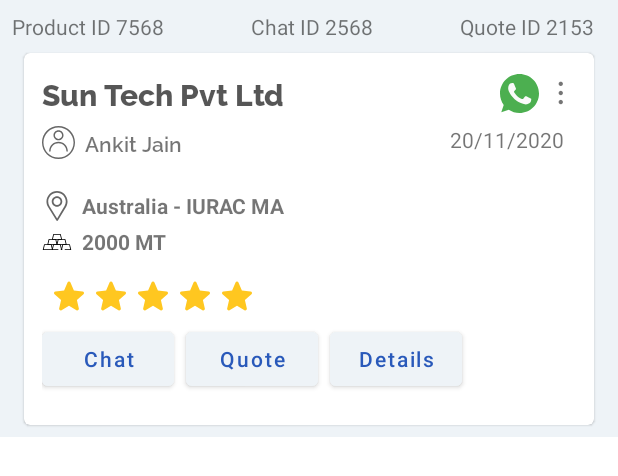
After one commit to Shabinder/internTask, an Android app: the layout sales_item.xml on its own in the app's theme, with its tools: preview values and no code run, on a phone screen of 412 x 824 dp. The commit adds this screen. Shown: the top 476 px of the screen. Run offline under Robolectric (Android 15) with nearby library versions, the phone set to English and light mode, and no system bars.

Commit message:
Completed All 3 Screens

```diff
--- a/app/src/main/java/dev/shabinder/intern/Adapter.kt
+++ b/app/src/main/java/dev/shabinder/intern/Adapter.kt
@@ -5,12 +5,12 @@ import android.view.ViewGroup
 import androidx.recyclerview.widget.RecyclerView
 import dev.shabinder.intern.R
 
-class Adapter(private val list:List<String>? = null):RecyclerView.Adapter<ViewHolder>() {
+class Adapter(private val layout:Int,private val list:List<String>? = null):RecyclerView.Adapter<ViewHolder>() {
 
     override fun getItemCount(): Int = list?.size ?: 10
 
     override fun onCreateViewHolder(parent: ViewGroup, viewType: Int): ViewHolder {
-        val textView  = LayoutInflater.from(parent.context).inflate(R.layout.offer_item,parent,false)
+        val textView  = LayoutInflater.from(parent.context).inflate(layout,parent,false)
         return ViewHolder(textView)
     }
 
--- a/app/src/main/java/dev/shabinder/intern/ui/offer/OffersFragment.kt
+++ b/app/src/main/java/dev/shabinder/intern/ui/offer/OffersFragment.kt
@@ -7,6 +7,7 @@ import android.view.View
 import android.view.ViewGroup
 import androidx.fragment.app.viewModels
 import dev.shabinder.intern.Adapter
+import dev.shabinder.intern.R
 import dev.shabinder.intern.databinding.FragmentOffersBinding
 
 class OffersFragment : Fragment() {
@@ -22,7 +23,7 @@ class OffersFragment : Fragment() {
             /*
             * Temp Adapter just for Demonstration
             * */
-            recyclerView.adapter = Adapter()
+            recyclerView.adapter = Adapter(R.layout.offer_item)
 
         }
         return binding.root
--- a/app/src/main/java/dev/shabinder/intern/ui/sales/SalesFragment.kt
+++ b/app/src/main/java/dev/shabinder/intern/ui/sales/SalesFragment.kt
@@ -5,7 +5,11 @@ import androidx.fragment.app.Fragment
 import android.view.LayoutInflater
 import android.view.View
 import android.view.ViewGroup
+import android.widget.Toast
 import androidx.fragment.app.viewModels
+import com.google.android.material.tabs.TabLayout
+import dev.shabinder.intern.Adapter
+import dev.shabinder.intern.R
 import dev.shabinder.intern.databinding.FragmentSalesBinding
 
 class SalesFragment : Fragment() {
@@ -17,7 +21,19 @@ class SalesFragment : Fragment() {
         inflater: LayoutInflater, container: ViewGroup?,
         savedInstanceState: Bundle?
     ): View {
-        binding = FragmentSalesBinding.inflate(inflater,container,false)
+        binding = FragmentSalesBinding.inflate(inflater,container,false).apply {
+            tabLayout.addOnTabSelectedListener(object : TabLayout.OnTabSelectedListener {
+                override fun onTabSelected(tab: TabLayout.Tab?) {
+                    when(tab?.position){
+                        0-> Toast.makeText(requireContext(),"Implementation Required",Toast.LENGTH_SHORT).show()
+                        else -> Toast.makeText(requireContext(),"Implementation Required",Toast.LENGTH_SHORT).show()
+                    }
+                }
+                override fun onTabReselected(tab: TabLayout.Tab?) {}
+                override fun onTabUnselected(tab: TabLayout.Tab?) {}
+            })
+            recyclerView.adapter = Adapter(R.layout.sales_item)
+        }
         return binding.root
     }
 }
--- /dev/null
+++ b/app/src/main/res/drawable/ic_bars.xml
@@ -0,0 +1,9 @@
+<vector android:height="20dp" android:viewportHeight="74"
+    android:viewportWidth="74" android:width="20dp" xmlns:android="http://schemas.android.com/apk/res/android">
+    <path android:fillColor="#FF000000" android:pathData="M48.4,31.744L25.6,31.744a1,1 0,0 1,-0.972 -1.24l3.081,-12.512a1,1 0,0 1,0.972 -0.761h16.63a1,1 0,0 1,0.972 0.761L49.368,30.5a1,1 0,0 1,-0.972 1.24ZM26.883,29.744L47.121,29.744L44.532,19.231L29.468,19.231Z"/>
+    <path android:fillColor="#FF000000" android:pathData="M59.793,44.256L37,44.256a1,1 0,0 1,-0.971 -1.239L39.11,30.5a1,1 0,0 1,0.972 -0.76h16.63a1,1 0,0 1,0.971 0.76l3.082,12.513a1,1 0,0 1,-0.972 1.239ZM38.276,42.256L58.517,42.256L55.928,31.744L40.865,31.744Z"/>
+    <path android:fillColor="#FF000000" android:pathData="M37,44.256L14.207,44.256a1,1 0,0 1,-0.972 -1.239L16.317,30.5a1,1 0,0 1,0.971 -0.76h16.63a1,1 0,0 1,0.972 0.76l3.081,12.513A1,1 0,0 1,37 44.256ZM15.483,42.256L35.724,42.256L33.135,31.744L18.072,31.744Z"/>
+    <path android:fillColor="#FF000000" android:pathData="M71,56.77H56.66a1,1 0,0 1,0 -2H69.724L67.136,44.26H52.073L49.486,54.77h0.174a1,1 0,0 1,0 2H48.21a1,1 0,0 1,-0.971 -1.239l3.08,-12.511a1,1 0,0 1,0.971 -0.76H67.92a1,1 0,0 1,0.971 0.761l3.08,12.51A1,1 0,0 1,71 56.77Z"/>
+    <path android:fillColor="#FF000000" android:pathData="M48.21,56.77H46.75a1,1 0,0 1,0 -2h0.184L44.347,44.26H29.274L26.687,54.77H39.75a1,1 0,0 1,0 2H25.41a1,1 0,0 1,-0.971 -1.239l3.08,-12.51a1,1 0,0 1,0.971 -0.761H45.13a1,1 0,0 1,0.971 0.76l3.08,12.511a1,1 0,0 1,-0.971 1.239Z"/>
+    <path android:fillColor="#FF000000" android:pathData="M25.793,56.769L3,56.769a1,1 0,0 1,-0.971 -1.239L5.11,43.017a1,1 0,0 1,0.972 -0.761h16.63a1,1 0,0 1,0.971 0.761L26.765,55.53a1,1 0,0 1,-0.972 1.239ZM4.276,54.769L24.517,54.769L21.928,44.256L6.865,44.256Z"/>
+</vector>
--- /dev/null
+++ b/app/src/main/res/drawable/ic_location.xml
@@ -0,0 +1,6 @@
+<vector android:height="20dp"
+    android:viewportHeight="512" android:viewportWidth="512"
+    android:width="20dp" xmlns:android="http://schemas.android.com/apk/res/android">
+    <path android:fillColor="#99000000" android:pathData="M256,0C156.748,0 76,80.748 76,180c0,33.534 9.289,66.26 26.869,94.652l142.885,230.257c2.737,4.411 7.559,7.091 12.745,7.091c0.04,0 0.079,0 0.119,0c5.231,-0.041 10.063,-2.804 12.75,-7.292L410.611,272.22C427.221,244.428 436,212.539 436,180C436,80.748 355.252,0 256,0zM384.866,256.818L258.272,468.186l-129.905,-209.34C113.734,235.214 105.8,207.95 105.8,180c0,-82.71 67.49,-150.2 150.2,-150.2S406.1,97.29 406.1,180C406.1,207.121 398.689,233.688 384.866,256.818z"/>
+    <path android:fillColor="#99000000" android:pathData="M256,90c-49.626,0 -90,40.374 -90,90c0,49.309 39.717,90 90,90c50.903,0 90,-41.233 90,-90C346,130.374 305.626,90 256,90zM256,240.2c-33.257,0 -60.2,-27.033 -60.2,-60.2c0,-33.084 27.116,-60.2 60.2,-60.2s60.1,27.116 60.1,60.2C316.1,212.683 289.784,240.2 256,240.2z"/>
+</vector>
--- /dev/null
+++ b/app/src/main/res/drawable/ic_star.xml
@@ -0,0 +1,5 @@
+<vector android:alpha="0.9" android:height="20dp"
+    android:viewportHeight="511" android:viewportWidth="511.98685"
+    android:width="20dp" xmlns:android="http://schemas.android.com/apk/res/android">
+    <path android:fillColor="#ffc107" android:pathData="m510.652,195.902c-3.352,-10.367 -12.547,-17.73 -23.426,-18.711l-147.773,-13.418 -58.434,-136.77c-4.309,-10.023 -14.121,-16.512 -25.023,-16.512s-20.715,6.488 -25.023,16.535l-58.434,136.746 -147.797,13.418c-10.859,1.004 -20.031,8.344 -23.402,18.711 -3.371,10.367 -0.258,21.738 7.957,28.906l111.699,97.961 -32.938,145.09c-2.41,10.668 1.73,21.695 10.582,28.094 4.758,3.438 10.324,5.188 15.938,5.188 4.84,0 9.641,-1.305 13.949,-3.883l127.469,-76.184 127.422,76.184c9.324,5.609 21.078,5.098 29.91,-1.305 8.855,-6.418 12.992,-17.449 10.582,-28.094l-32.938,-145.09 111.699,-97.941c8.215,-7.188 11.352,-18.539 7.98,-28.926zM510.652,195.902"/>
+</vector>
--- /dev/null
+++ b/app/src/main/res/drawable/ic_user.xml
@@ -0,0 +1,6 @@
+<vector android:height="22dp" android:viewportHeight="490.667"
+    android:viewportWidth="490.667" android:width="22dp" xmlns:android="http://schemas.android.com/apk/res/android">
+    <path android:fillColor="#99000000" android:pathData="M245.333,0C110.059,0 0,110.059 0,245.333s110.059,245.333 245.333,245.333s245.333,-110.059 245.333,-245.333S380.608,0 245.333,0zM245.333,469.333c-123.52,0 -224,-100.48 -224,-224s100.48,-224 224,-224s224,100.48 224,224S368.853,469.333 245.333,469.333z"/>
+    <path android:fillColor="#99000000" android:pathData="M245.333,234.667c-76.459,0 -138.667,62.208 -138.667,138.667c0,5.888 4.779,10.667 10.667,10.667S128,379.221 128,373.333C128,308.629 180.629,256 245.333,256s117.333,52.629 117.333,117.333c0,5.888 4.779,10.667 10.667,10.667c5.888,0 10.667,-4.779 10.667,-10.667C384,296.875 321.792,234.667 245.333,234.667z"/>
+    <path android:fillColor="#99000000" android:pathData="M245.333,64c-41.173,0 -74.667,33.493 -74.667,74.667s33.493,74.667 74.667,74.667S320,179.84 320,138.667S286.507,64 245.333,64zM245.333,192C215.936,192 192,168.064 192,138.667s23.936,-53.333 53.333,-53.333s53.333,23.936 53.333,53.333S274.731,192 245.333,192z"/>
+</vector>
--- /dev/null
+++ b/app/src/main/res/drawable/ic_whatsapp.xml
@@ -0,0 +1,6 @@
+<vector  android:height="26dp"
+    android:viewportHeight="512" android:viewportWidth="512"
+    android:width="26dp" xmlns:android="http://schemas.android.com/apk/res/android">
+    <path android:fillColor="#4CAF50" android:pathData="M256.064,0h-0.128l0,0C114.784,0 0,114.816 0,256c0,56 18.048,107.904 48.736,150.048l-31.904,95.104l98.4,-31.456C155.712,496.512 204,512 256.064,512C397.216,512 512,397.152 512,256S397.216,0 256.064,0z"/>
+    <path android:fillColor="#FAFAFA" android:pathData="M405.024,361.504c-6.176,17.44 -30.688,31.904 -50.24,36.128c-13.376,2.848 -30.848,5.12 -89.664,-19.264C189.888,347.2 141.44,270.752 137.664,265.792c-3.616,-4.96 -30.4,-40.48 -30.4,-77.216s18.656,-54.624 26.176,-62.304c6.176,-6.304 16.384,-9.184 26.176,-9.184c3.168,0 6.016,0.16 8.576,0.288c7.52,0.32 11.296,0.768 16.256,12.64c6.176,14.88 21.216,51.616 23.008,55.392c1.824,3.776 3.648,8.896 1.088,13.856c-2.4,5.12 -4.512,7.392 -8.288,11.744c-3.776,4.352 -7.36,7.68 -11.136,12.352c-3.456,4.064 -7.36,8.416 -3.008,15.936c4.352,7.36 19.392,31.904 41.536,51.616c28.576,25.44 51.744,33.568 60.032,37.024c6.176,2.56 13.536,1.952 18.048,-2.848c5.728,-6.176 12.8,-16.416 20,-26.496c5.12,-7.232 11.584,-8.128 18.368,-5.568c6.912,2.4 43.488,20.48 51.008,24.224c7.52,3.776 12.48,5.568 14.304,8.736C411.2,329.152 411.2,344.032 405.024,361.504z"/>
+</vector>
--- a/app/src/main/res/layout/fragment_sales.xml
+++ b/app/src/main/res/layout/fragment_sales.xml
@@ -1,9 +1,90 @@
 <?xml version="1.0" encoding="utf-8"?>
 <androidx.constraintlayout.widget.ConstraintLayout xmlns:android="http://schemas.android.com/apk/res/android"
+    xmlns:app="http://schemas.android.com/apk/res-auto"
     xmlns:tools="http://schemas.android.com/tools"
     android:layout_width="match_parent"
     android:layout_height="match_parent"
     tools:context=".ui.sales.SalesFragment">
 
+    <View
+        android:id="@+id/view"
+        android:layout_width="match_parent"
+        android:layout_height="70dp"
+        android:background="@color/colorPrimary"
+        app:layout_constraintEnd_toEndOf="parent"
+        app:layout_constraintStart_toStartOf="parent"
+        app:layout_constraintTop_toTopOf="parent" />
+
+    <ImageButton
+        android:id="@+id/imageButton"
+        android:layout_width="wrap_content"
+        android:layout_height="wrap_content"
+        android:layout_marginStart="8dp"
+        android:layout_marginTop="8dp"
+        android:onClick="goBack"
+        android:clickable="true"
+        app:tint="@color/white"
+        android:focusable="true"
+        android:backgroundTint="@color/transparent"
+        android:src="@drawable/ic_baseline_arrow_back_24"
+        app:layout_constraintStart_toStartOf="parent"
+        app:layout_constraintTop_toTopOf="parent"
+        tools:ignore="OnClick" />
+
+    <TextView
+        android:layout_width="wrap_content"
+        android:layout_height="wrap_content"
+        android:layout_marginStart="16dp"
+        android:layout_marginTop="8dp"
+        android:layout_marginBottom="8dp"
+        android:fontFamily="@font/raleway_semibold"
+        android:text="My Sales"
+        android:textColor="@color/white"
+        android:textSize="22sp"
+        android:textStyle="bold"
+        app:layout_constraintBottom_toBottomOf="@+id/imageButton"
+        app:layout_constraintStart_toEndOf="@+id/imageButton"
+        app:layout_constraintTop_toTopOf="@+id/imageButton" />
+
+    <com.google.android.material.tabs.TabLayout
+        android:id="@+id/tabLayout"
+        android:layout_width="match_parent"
+        android:layout_height="wrap_content"
+        app:layout_constraintEnd_toEndOf="parent"
+        app:layout_constraintStart_toStartOf="parent"
+        app:layout_constraintTop_toBottomOf="@+id/view"
+        app:tabGravity="fill"
+        app:tabIconTint="@null"
+        app:tabInlineLabel="true"
+        app:tabMode="fixed"
+        app:tabSelectedTextColor="@color/colorPrimary">
+
+        <com.google.android.material.tabs.TabItem
+            android:layout_width="wrap_content"
+            android:layout_height="wrap_content"
+            android:text="Sold" />
+
+        <com.google.android.material.tabs.TabItem
+            android:layout_width="wrap_content"
+            android:layout_height="wrap_content"
+            android:text="Delivered" />
+
+        <com.google.android.material.tabs.TabItem
+            android:layout_width="wrap_content"
+            android:layout_height="wrap_content"
+            android:text="Rated" />
+    </com.google.android.material.tabs.TabLayout>
+
+    <androidx.recyclerview.widget.RecyclerView
+        android:id="@+id/recyclerView"
+        android:layout_width="match_parent"
+        android:layout_height="0dp"
+        app:layoutManager="androidx.recyclerview.widget.LinearLayoutManager"
+        app:layout_constraintBottom_toBottomOf="parent"
+        app:layout_constraintEnd_toEndOf="parent"
+        app:layout_constraintStart_toStartOf="parent"
+        app:layout_constraintTop_toBottomOf="@+id/tabLayout"
+        tools:itemCount="5"
+        tools:listitem="@layout/sales_item" />
 
 </androidx.constraintlayout.widget.ConstraintLayout>
--- /dev/null
+++ b/app/src/main/res/layout/sales_item.xml
@@ -0,0 +1,243 @@
+<?xml version="1.0" encoding="utf-8"?>
+<androidx.constraintlayout.widget.ConstraintLayout xmlns:android="http://schemas.android.com/apk/res/android"
+    xmlns:app="http://schemas.android.com/apk/res-auto"
+    xmlns:tools="http://schemas.android.com/tools"
+    android:layout_width="match_parent"
+    android:layout_height="wrap_content"
+    android:background="@color/backAlt"
+    android:paddingStart="8dp"
+    android:paddingTop="8dp"
+    android:paddingEnd="8dp">
+
+    <TextView
+        android:id="@+id/requestId"
+        android:layout_width="wrap_content"
+        android:layout_height="wrap_content"
+        android:text="Product ID 7568"
+        app:layout_constraintStart_toStartOf="parent"
+        app:layout_constraintTop_toTopOf="parent" />
+
+    <TextView
+        android:id="@+id/chatID"
+        android:layout_width="wrap_content"
+        android:layout_height="wrap_content"
+        android:layout_marginStart="8dp"
+        android:layout_marginEnd="8dp"
+        android:text="Chat ID 2568"
+        app:layout_constraintEnd_toStartOf="@+id/timeStamp"
+        app:layout_constraintStart_toEndOf="@+id/requestId"
+        app:layout_constraintTop_toTopOf="parent" />
+
+    <TextView
+        android:id="@+id/timeStamp"
+        android:layout_width="wrap_content"
+        android:layout_height="wrap_content"
+        android:layout_marginEnd="8dp"
+        android:text="Quote ID 2153"
+        app:layout_constraintEnd_toEndOf="parent"
+        app:layout_constraintTop_toTopOf="parent" />
+
+    <com.google.android.material.card.MaterialCardView
+        android:layout_width="match_parent"
+        android:layout_height="wrap_content"
+        android:layout_margin="8dp"
+        app:layout_constraintBottom_toBottomOf="parent"
+        app:layout_constraintTop_toBottomOf="@+id/timeStamp"
+        tools:layout_editor_absoluteX="16dp">
+
+        <androidx.constraintlayout.widget.ConstraintLayout
+            android:layout_width="match_parent"
+            android:layout_height="wrap_content"
+            android:layout_margin="12dp"
+            android:elevation="4dp">
+
+            <TextView
+                android:id="@+id/companyName"
+                android:layout_width="wrap_content"
+                android:layout_height="wrap_content"
+                android:fontFamily="@font/raleway_extrabold"
+                android:text="Sun Tech Pvt Ltd"
+                android:textColor="#A9000000"
+                android:textSize="20sp"
+                android:textStyle="bold"
+                app:layout_constraintStart_toStartOf="parent"
+                app:layout_constraintTop_toTopOf="parent" />
+
+            <ImageView
+                android:id="@+id/imageView2"
+                android:layout_width="wrap_content"
+                android:layout_height="wrap_content"
+                android:layout_marginTop="2dp"
+                android:layout_marginEnd="12dp"
+                android:src="@drawable/ic_whatsapp"
+                app:layout_constraintEnd_toStartOf="@+id/status"
+                app:layout_constraintTop_toTopOf="parent" />
+
+            <TextView
+                android:id="@+id/status"
+                android:layout_width="wrap_content"
+                android:layout_height="wrap_content"
+                android:layout_marginEnd="8dp"
+                android:fontFamily="@font/nunito_sans_semibold"
+                android:text="@string/menuDots"
+                android:textSize="20sp"
+                app:layout_constraintEnd_toEndOf="parent"
+                app:layout_constraintTop_toTopOf="parent" />
+
+            <TextView
+                android:id="@+id/time"
+                android:layout_width="wrap_content"
+                android:layout_height="wrap_content"
+                android:layout_marginTop="8dp"
+                android:layout_marginEnd="8dp"
+                android:text="20/11/2020"
+                android:textSize="14sp"
+                app:layout_constraintEnd_toEndOf="parent"
+                app:layout_constraintTop_toBottomOf="@+id/imageView2" />
+
+            <TextView
+                android:id="@+id/location"
+                android:layout_width="wrap_content"
+                android:layout_height="wrap_content"
+                android:layout_marginTop="8dp"
+                android:fontFamily="@font/raleway_semibold"
+                android:text="  Ankit Jain"
+                android:gravity="center_vertical"
+                android:drawableStart="@drawable/ic_user"
+                app:layout_constraintStart_toStartOf="parent"
+                app:layout_constraintTop_toBottomOf="@+id/companyName" />
+
+            <View
+                android:id="@+id/view2"
+                android:layout_width="0dp"
+                android:layout_height="1dp"
+                android:layout_marginStart="16dp"
+                android:layout_marginTop="8dp"
+                android:layout_marginEnd="16dp"
+                android:backgroundTint="@color/darkGrey"
+                app:layout_constraintEnd_toEndOf="parent"
+                app:layout_constraintStart_toStartOf="parent"
+                app:layout_constraintTop_toBottomOf="@+id/location" />
+
+            <TextView
+                android:id="@+id/note"
+                android:layout_width="0dp"
+                android:layout_height="wrap_content"
+                android:layout_marginTop="12dp"
+                android:layout_marginEnd="8dp"
+                android:drawableStart="@drawable/ic_location"
+                android:maxLines="1"
+                android:textStyle="bold"
+                android:scrollHorizontally="true"
+                android:text="  Australia - IURAC MA"
+                android:textSize="14sp"
+                app:layout_constraintEnd_toEndOf="parent"
+                app:layout_constraintStart_toStartOf="parent"
+                app:layout_constraintTop_toBottomOf="@+id/view2" />
+
+            <TextView
+                android:id="@+id/weight"
+                android:layout_width="0dp"
+                android:layout_height="wrap_content"
+                android:layout_marginTop="4dp"
+                android:layout_marginEnd="8dp"
+                android:drawableStart="@drawable/ic_bars"
+                android:maxLines="1"
+                android:textStyle="bold"
+                android:scrollHorizontally="true"
+                android:text="  2000 MT"
+                android:textSize="14sp"
+                app:layout_constraintEnd_toEndOf="parent"
+                app:layout_constraintStart_toStartOf="parent"
+                app:layout_constraintTop_toBottomOf="@+id/note" />
+
+            <LinearLayout
+                android:id="@+id/linearLayout"
+                android:layout_width="wrap_content"
+                android:layout_height="wrap_content"
+                android:layout_marginStart="8dp"
+                android:orientation="horizontal"
+                app:layout_constraintStart_toStartOf="parent"
+                app:layout_constraintTop_toBottomOf="@+id/weight">
+
+                <ImageView
+                    android:layout_width="wrap_content"
+                    android:layout_height="wrap_content"
+                    android:layout_marginTop="16dp"
+                    android:layout_marginEnd="8dp"
+                    android:src="@drawable/ic_star" />
+
+                <ImageView
+                    android:layout_width="wrap_content"
+                    android:layout_height="wrap_content"
+                    android:layout_marginTop="16dp"
+                    android:layout_marginEnd="8dp"
+                    android:src="@drawable/ic_star" />
+
+                <ImageView
+                    android:layout_width="wrap_content"
+                    android:layout_height="wrap_content"
+                    android:layout_marginTop="16dp"
+                    android:layout_marginEnd="8dp"
+                    android:src="@drawable/ic_star" />
+
+                <ImageView
+                    android:layout_width="wrap_content"
+                    android:layout_height="wrap_content"
+                    android:layout_marginTop="16dp"
+                    android:layout_marginEnd="8dp"
+                    android:src="@drawable/ic_star" />
+
+                <ImageView
+                    android:layout_width="wrap_content"
+                    android:layout_height="wrap_content"
+                    android:layout_marginTop="16dp"
+                    android:layout_marginEnd="8dp"
+                    android:src="@drawable/ic_star" />
+
+            </LinearLayout>
+
+            <com.google.android.material.button.MaterialButton
+                android:id="@+id/button_chat"
+                android:layout_width="wrap_content"
+                android:layout_height="wrap_content"
+                android:layout_marginTop="8dp"
+                android:layout_marginBottom="8dp"
+                android:backgroundTint="@color/backAlt"
+                android:onClick="implementationRequired"
+                android:text="Chat"
+                android:textAllCaps="false"
+                android:textColor="@color/colorPrimary"
+                app:layout_constraintBottom_toBottomOf="parent"
+                app:layout_constraintStart_toStartOf="parent"
+                app:layout_constraintTop_toBottomOf="@+id/linearLayout" />
+
+            <com.google.android.material.button.MaterialButton
+                android:id="@+id/button_accept"
+                android:layout_width="wrap_content"
+                android:layout_height="wrap_content"
+                android:layout_marginStart="8dp"
+                android:backgroundTint="@color/backAlt"
+                android:onClick="implementationRequired"
+                android:text="Quote"
+                android:textAllCaps="false"
+                android:textColor="@color/colorPrimary"
+                app:layout_constraintBottom_toBottomOf="@+id/button_chat"
+                app:layout_constraintStart_toEndOf="@+id/button_chat" />
+
+            <com.google.android.material.button.MaterialButton
+                android:id="@+id/button_details"
+                android:layout_width="wrap_content"
+                android:layout_height="wrap_content"
+                android:layout_marginStart="8dp"
+                android:backgroundTint="@color/backAlt"
+                android:onClick="implementationRequired"
+                android:text="Details"
+                android:textAllCaps="false"
+                android:textColor="@color/colorPrimary"
+                app:layout_constraintBottom_toBottomOf="@+id/button_accept"
+                app:layout_constraintStart_toEndOf="@+id/button_accept" />
+        </androidx.constraintlayout.widget.ConstraintLayout>
+    </com.google.android.material.card.MaterialCardView>
+
+</androidx.constraintlayout.widget.ConstraintLayout>
--- a/app/src/main/res/values/strings.xml
+++ b/app/src/main/res/values/strings.xml
@@ -2,4 +2,5 @@
     <string name="app_name">CoalShastra</string>
     <string name="guest">Continue as guest</string>
     <string name="buyCoal">Want to Buy Coal?</string>
+    <string name="menuDots">⋮</string>
 </resources>
```
